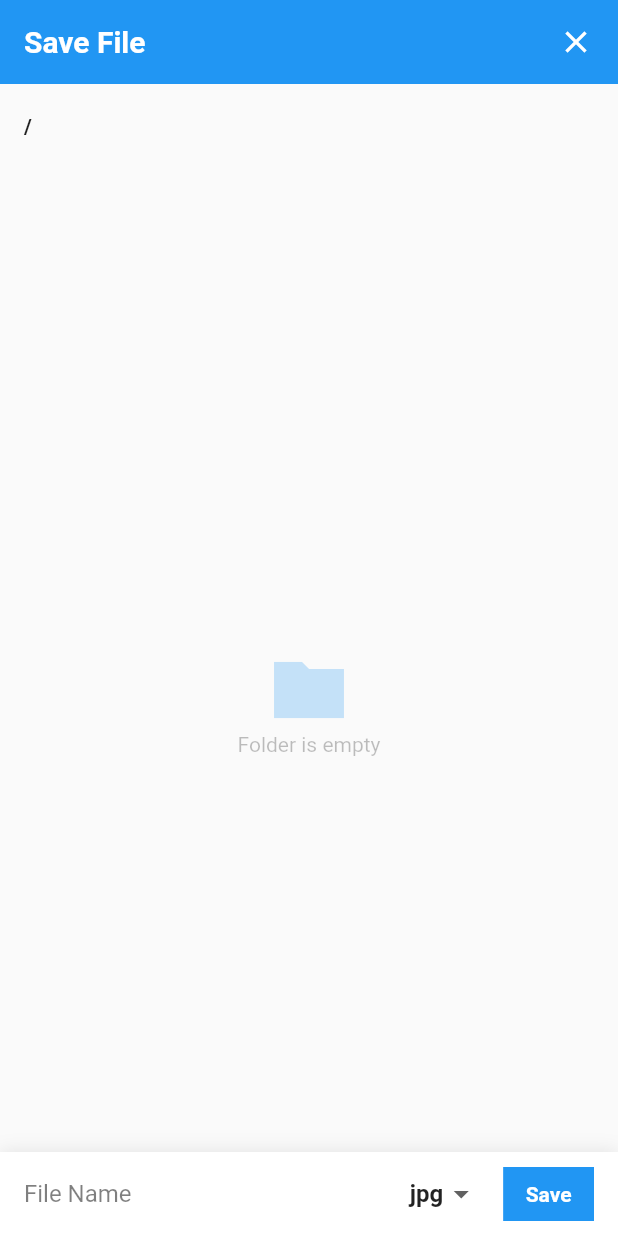
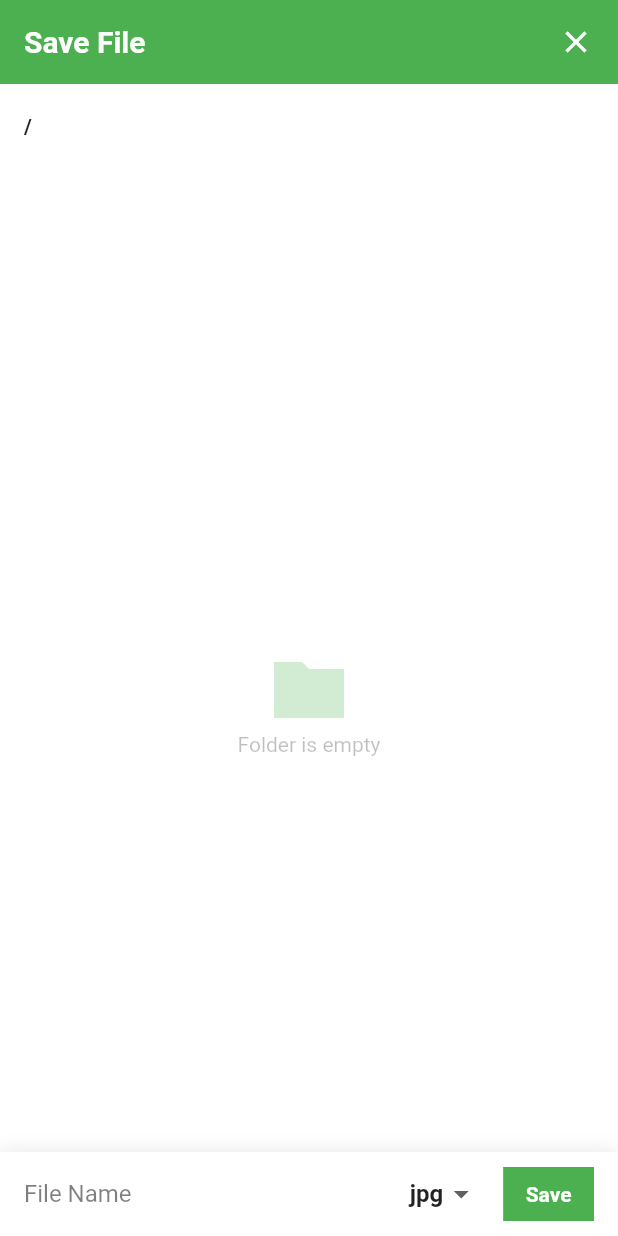
Before and after one commit to Nialixus/filesaverz, a Flutter app: the FileSaver screen opened directly, on a phone screen of 412 x 824 dp. Run offline on Flutter 3.47's test engine with Material 2 defaults, Android fonts, the phone set to English and light mode, and no system bars; our stand-ins replace permission_handler; statements that could not run were skipped.

Commit message:
Add Style and Documentation

````diff
--- a/example/lib/main.dart
+++ b/example/lib/main.dart
@@ -1,6 +1,7 @@
 import 'dart:io';
 
 import 'package:filesaver/filesaver.dart';
+import 'package:filesaver/styles/style.dart';
 import 'package:flutter/material.dart';
 
 void main() {
@@ -23,6 +24,7 @@
               onTap: () async {
                 String? result = await FileSaver(
                     initialFileName: 'File Name',
+                    style: FileSaverStyle(primaryColor: Colors.green),
                     fileTypes: const ['jpg']).savePath(context);
 
                 print(result);
--- a/lib/filesaver.dart
+++ b/lib/filesaver.dart
@@ -1,24 +1,60 @@
+/// Libarary of [FileSaver].
+///
+/// A package to browse folder and get path out of it.
 library filesaver;
 
 import 'dart:io';
 import 'package:flutter/material.dart';
 import 'package:provider/provider.dart';
-import 'addons/filesaverfunction.dart';
+import '../addons/filesaverfunction.dart';
 import '../widgets/header.dart';
-import '../state/filesaverstate.dart';
 import '../widgets/body.dart';
 import '../widgets/footer.dart';
 import '../styles/style.dart';
+import '../state/filesaverstate.dart';
 
-///required [MediaQuery] widget ancestor
+/// File explorer to browse and select folder path.
 class FileSaver extends StatelessWidget {
-  final Widget? headerBuilder, bodyBuilder, footerBuilder;
-  final Color? primaryColor, secondaryColor;
-  final TextStyle? primaryTextStyle, secondaryTextStyle;
+  /// An optional header of [FileSaver].
+  ///
+  /// Default value is [header].
+  final Widget? headerBuilder;
+
+  /// An optional body of [FileSaver].
+  ///
+  /// Displaying list of [FileSystemEntity].
+  /// Default value is [body].
+  final Widget? bodyBuilder;
+
+  /// An optional footer of [FileSaver].
+  ///
+  /// Displaying option to input file name and select file types.
+  /// Default value is [header].
+  final Widget? footerBuilder;
+
+  final FileSaverStyle? style;
+
+  /// Default name that will be saved later. If user insert a new name, than it will be replaced.
+  ///
+  /// ```dart
+  /// String initialFileName = 'Untitled File';
+  /// ```
   final String initialFileName;
+
+  /// An optional [Directory].
+  ///
+  /// Default value in android is calling a [MethodChannel] of `Environment.getExternalStorageDirectory()`.
+  /// Where another platform will using [Directory.systemTemp] and if it doesn't exist, it will using [Directory.current].
   final Directory? initialDirectory;
+
+  /// A list [String] of file types.
+  ///
+  /// ```dart
+  /// List<String> fileTypes = ['txt','rtf','html'];
+  /// ```
   final List<String> fileTypes;
 
+  ///
   FileSaver.builder(
       {Key? key,
       required this.initialFileName,
@@ -29,29 +65,20 @@
       Widget? Function(BuildContext context, FileSaverState state)? bodyBuilder,
       Widget? Function(BuildContext context, FileSaverState state)?
           footerBuilder,
-      this.primaryColor,
-      this.secondaryColor,
-      this.primaryTextStyle,
-      this.secondaryTextStyle})
-      // ignore: prefer_typing_uninitialized_variables
+      this.style})
       : headerBuilder = Consumer<FileSaverState>(
             builder: (context, value, child) => headerBuilder == null
                 ? header(
                     context: context,
                     state: value,
-                    primaryColor: primaryColor ?? fsPrimaryColor,
-                    secondaryColor: secondaryColor ?? fsSecondaryColor,
-                    primaryTextStyle: primaryTextStyle ?? fsPrimaryTextStyle)
+                    style: style ?? FileSaverStyle())
                 : headerBuilder(context, value)!),
         bodyBuilder = Consumer<FileSaverState>(
             builder: (context, value, child) => bodyBuilder == null
                 ? body(
                     context: context,
                     state: value,
-                    primaryColor: primaryColor ?? fsPrimaryColor,
-                    secondaryColor: secondaryColor ?? fsSecondaryColor,
-                    secondaryTextStyle:
-                        secondaryTextStyle ?? fsSecondaryTextStyle)
+                    style: style ?? FileSaverStyle())
                 : bodyBuilder(context, value)!),
         footerBuilder = Consumer<FileSaverState>(
             builder: (context, value, child) => footerBuilder == null
@@ -59,12 +86,8 @@
                     context: context,
                     state: value,
                     fileName: value.fileName,
-                    primaryColor: primaryColor ?? fsPrimaryColor,
-                    secondaryColor: secondaryColor ?? fsSecondaryColor,
                     fileTypes: value.fileTypes,
-                    primaryTextStyle: primaryTextStyle ?? fsPrimaryTextStyle,
-                    secondaryTextStyle:
-                        secondaryTextStyle ?? fsSecondaryTextStyle)
+                    style: style ?? FileSaverStyle())
                 : footerBuilder(context, value)!),
         super(key: key);
 
@@ -73,49 +96,47 @@
       required this.initialFileName,
       required this.fileTypes,
       this.initialDirectory,
-      this.primaryColor,
-      this.secondaryColor,
-      this.primaryTextStyle,
-      this.secondaryTextStyle})
+      this.style})
       : headerBuilder = Consumer<FileSaverState>(
             builder: (context, value, child) => header(
                 context: context,
                 state: value,
-                primaryColor: primaryColor ?? fsPrimaryColor,
-                secondaryColor: secondaryColor ?? fsSecondaryColor,
-                primaryTextStyle: primaryTextStyle ?? fsPrimaryTextStyle)),
+                style: style ?? FileSaverStyle())),
         bodyBuilder = Consumer<FileSaverState>(
             builder: (context, value, child) => body(
                 context: context,
                 state: value,
-                primaryColor: primaryColor ?? fsPrimaryColor,
-                secondaryColor: secondaryColor ?? fsSecondaryColor,
-                secondaryTextStyle:
-                    secondaryTextStyle ?? fsSecondaryTextStyle)),
+                style: style ?? FileSaverStyle())),
         footerBuilder = Consumer<FileSaverState>(
             builder: (context, value, child) => footer(
                 context: context,
                 state: value,
                 fileName: value.fileName,
-                primaryColor: primaryColor ?? fsPrimaryColor,
-                secondaryColor: secondaryColor ?? fsSecondaryColor,
                 fileTypes: value.fileTypes,
-                primaryTextStyle: primaryTextStyle ?? fsPrimaryTextStyle,
-                secondaryTextStyle:
-                    secondaryTextStyle ?? fsSecondaryTextStyle)),
+                style: style ?? FileSaverStyle())),
         super(key: key);
 
-  FileSaver.copyWith({Key? key, required FileSaver fileSaver})
-      : headerBuilder = fileSaver.headerBuilder,
-        bodyBuilder = fileSaver.bodyBuilder,
-        footerBuilder = fileSaver.bodyBuilder,
-        primaryColor = fileSaver.primaryColor,
-        secondaryColor = fileSaver.secondaryColor,
-        primaryTextStyle = fileSaver.primaryTextStyle,
-        secondaryTextStyle = fileSaver.secondaryTextStyle,
-        initialFileName = fileSaver.initialFileName,
-        initialDirectory = fileSaver.initialDirectory,
-        fileTypes = fileSaver.fileTypes,
+  FileSaver.copyWith(
+      {Key? key,
+      required FileSaver fileSaver,
+      Widget? headerBuilder,
+      Widget? bodyBuilder,
+      Widget? footerBuilder,
+      Color? primaryColor,
+      Color? secondaryColor,
+      TextStyle? primaryTextStyle,
+      TextStyle? secondaryTextStyle,
+      String? initialFileName,
+      Directory? initialDirectory,
+      List<String>? fileTypes,
+      FileSaverStyle? style})
+      : headerBuilder = headerBuilder ?? fileSaver.headerBuilder,
+        bodyBuilder = bodyBuilder ?? fileSaver.bodyBuilder,
+        footerBuilder = footerBuilder ?? fileSaver.footerBuilder,
+        style = style ?? FileSaverStyle(),
+        initialFileName = initialFileName ?? fileSaver.initialFileName,
+        initialDirectory = initialDirectory ?? fileSaver.initialDirectory,
+        fileTypes = fileTypes ?? fileSaver.fileTypes,
         super(key: key);
 
   @override
@@ -130,7 +151,7 @@
               .initState();
 
           return Scaffold(
-            backgroundColor: secondaryColor,
+            backgroundColor: style?.secondaryColor,
             body: SafeArea(
               child: Column(
                 mainAxisSize: MainAxisSize.max,
--- a/lib/state/filesaverstate.dart
+++ b/lib/state/filesaverstate.dart
@@ -3,6 +3,7 @@
 import 'package:flutter/material.dart';
 import '../addons/initiatedirectory.dart';
 
+///State
 class FileSaverState with ChangeNotifier {
   FileSaverState(
       {this.initialDirectory, required this.fileName, required this.fileTypes});
--- a/lib/styles/style.dart
+++ b/lib/styles/style.dart
@@ -6,3 +6,33 @@
     TextStyle(color: Colors.white, fontSize: 20, fontWeight: FontWeight.w600);
 const TextStyle fsSecondaryTextStyle =
     TextStyle(color: Colors.black87, fontWeight: FontWeight.bold);
+
+class FileSaverStyle {
+  FileSaverStyle(
+      {Color? primaryColor,
+      Color? secondaryColor,
+      TextStyle? primaryTextStyle,
+      TextStyle? secondaryTextStyle})
+      : primaryColor = primaryColor ?? fsPrimaryColor,
+        secondaryColor = secondaryColor ?? fsSecondaryColor,
+        primaryTextStyle = primaryTextStyle ?? fsPrimaryTextStyle,
+        secondaryTextStyle = secondaryTextStyle ?? fsSecondaryTextStyle;
+
+  /// An optional [Color]. Default value is [fsPrimaryColor].
+  final Color? primaryColor;
+
+  /// An optional [Color]. Mostly uses as background color.
+  ///
+  /// Default value is [fsSecondaryColor].
+  final Color? secondaryColor;
+
+  /// An optional [TextStyle]. Mostly uses as header text style.
+  ///
+  /// Default value is [fsPrimaryTextStyle].
+  final TextStyle? primaryTextStyle;
+
+  /// An optional [TextStyle]. Mostly uses as list of [FileSystemEntity]'s name text style.
+  ///
+  /// Default value is [fsPrimaryTextStyle].
+  final TextStyle? secondaryTextStyle;
+}
--- a/lib/widgets/body.dart
+++ b/lib/widgets/body.dart
@@ -5,13 +5,12 @@
 import '../addons/characterlimiter.dart';
 import '../addons/datesconverter.dart';
 import '../state/filesaverstate.dart';
+import '../styles/style.dart';
 
 Widget body(
     {required BuildContext context,
     required FileSaverState state,
-    required Color primaryColor,
-    required Color secondaryColor,
-    required TextStyle secondaryTextStyle}) {
+    required FileSaverStyle style}) {
   String directoryPath =
       state.initialDirectory == null ? '/' : state.initialDirectory!.path;
 
@@ -19,10 +18,11 @@
     mainAxisSize: MainAxisSize.max,
     mainAxisAlignment: MainAxisAlignment.start,
     children: [
-      address(context, directoryPath, state, secondaryTextStyle),
+      address(context, directoryPath, state, style.secondaryTextStyle!),
       state.entityList.isEmpty
-          ? empty(primaryColor, secondaryTextStyle)
-          : notEmpty(state, primaryColor, secondaryColor, secondaryTextStyle)
+          ? empty(style.primaryColor!, style.secondaryTextStyle!)
+          : notEmpty(state, style.primaryColor!, style.secondaryColor!,
+              style.secondaryTextStyle!)
     ],
   );
 }
--- a/lib/widgets/footer.dart
+++ b/lib/widgets/footer.dart
@@ -1,5 +1,6 @@
 import 'dart:io';
 
+import 'package:filesaver/styles/style.dart';
 import 'package:flutter/material.dart';
 import 'package:flutter/services.dart';
 import 'package:provider/provider.dart';
@@ -12,15 +13,12 @@
     required FileSaverState state,
     required String fileName,
     required List<String> fileTypes,
-    required Color primaryColor,
-    required Color secondaryColor,
-    required TextStyle primaryTextStyle,
-    required TextStyle secondaryTextStyle}) {
+    required FileSaverStyle style}) {
   return Container(
     padding: const EdgeInsets.symmetric(
         horizontal: NavigationToolbar.kMiddleSpacing),
     height: kToolbarHeight,
-    decoration: BoxDecoration(color: secondaryColor, boxShadow: [
+    decoration: BoxDecoration(color: style.secondaryColor, boxShadow: [
       BoxShadow(color: Colors.black.withOpacity(0.1), blurRadius: 10)
     ]),
     child: Row(
@@ -34,9 +32,10 @@
                 ],
                 decoration: InputDecoration(
                     hintText: fileName,
-                    hintStyle: secondaryTextStyle.copyWith(
+                    hintStyle: style.secondaryTextStyle!.copyWith(
                         fontWeight: FontWeight.normal,
-                        color: secondaryTextStyle.color?.withOpacity(0.5)),
+                        color:
+                            style.secondaryTextStyle!.color?.withOpacity(0.5)),
                     enabledBorder: InputBorder.none,
                     focusedBorder: InputBorder.none))),
         fileTypes.isEmpty
@@ -66,7 +65,7 @@
           message: 'Save',
           preferBelow: false,
           child: Material(
-            color: primaryColor,
+            color: style.primaryColor!,
             child: InkWell(
               onTap: () async => overwriteFunction(context, state),
               child: Padding(
@@ -74,7 +73,7 @@
                     const EdgeInsets.symmetric(horizontal: 15, vertical: 10),
                 child: Text(
                   'Save',
-                  style: primaryTextStyle.copyWith(fontSize: 14),
+                  style: style.primaryTextStyle!.copyWith(fontSize: 14),
                 ),
               ),
             ),
--- a/lib/widgets/header.dart
+++ b/lib/widgets/header.dart
@@ -1,26 +1,25 @@
 import 'package:flutter/material.dart';
 import '../filesaver.dart';
 import '../state/filesaverstate.dart';
+import '../styles/style.dart';
 
 ///Default header for [FileSaver].
 Widget header({
   required BuildContext context,
   required FileSaverState state,
-  required Color primaryColor,
-  required Color secondaryColor,
-  required TextStyle primaryTextStyle,
+  required FileSaverStyle style,
 }) =>
     Container(
       height: kToolbarHeight,
       decoration: BoxDecoration(
-        color: primaryColor,
+        color: style.primaryColor,
       ),
       child: Row(mainAxisSize: MainAxisSize.max, children: [
         const SizedBox(width: NavigationToolbar.kMiddleSpacing),
         Expanded(
             child: Text(
           'Save File',
-          style: primaryTextStyle,
+          style: style.primaryTextStyle,
         )),
         Tooltip(
             message: 'Close',
@@ -33,6 +32,7 @@
                     child: SizedBox(
                         height: kToolbarHeight,
                         width: kToolbarHeight,
-                        child: Icon(Icons.clear, color: secondaryColor)))))
+                        child:
+                            Icon(Icons.clear, color: style.secondaryColor)))))
       ]),
     );
````
